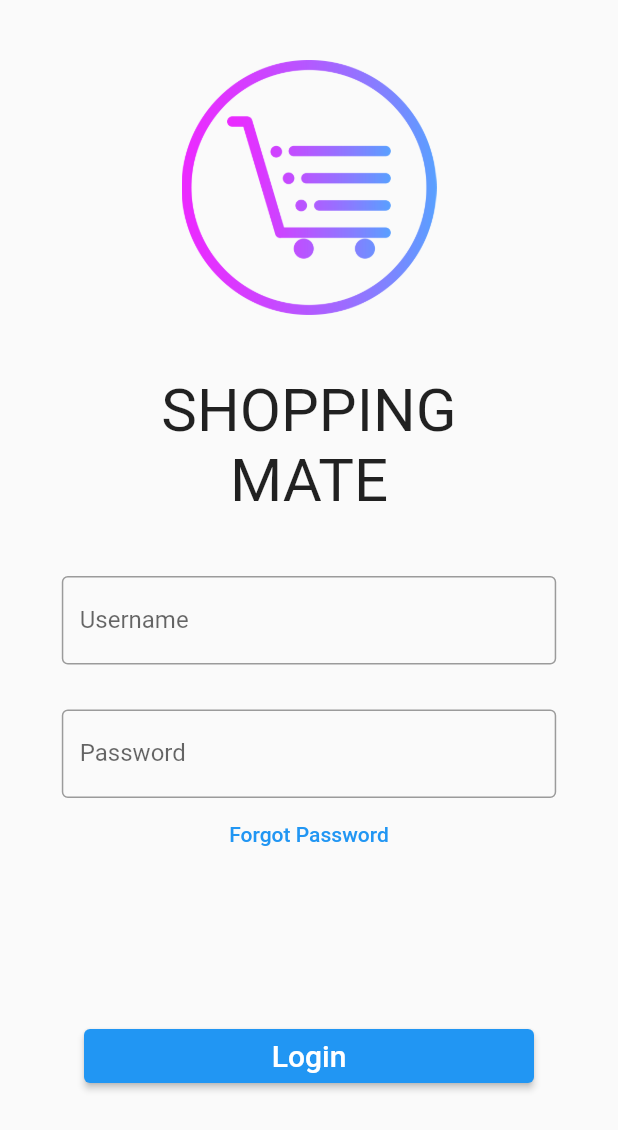
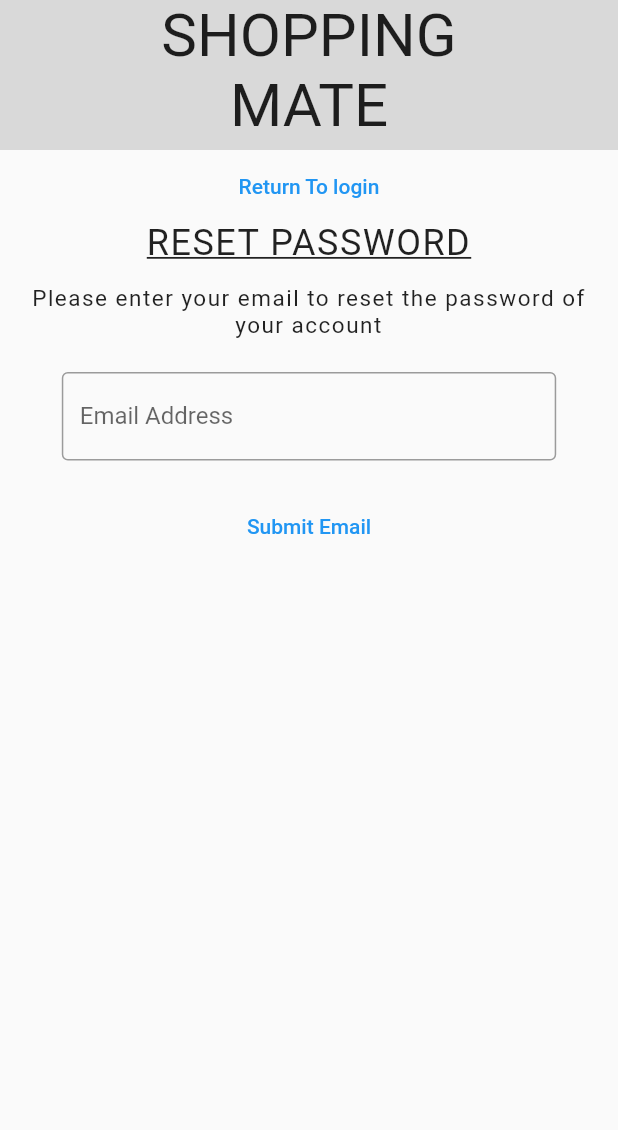
Before and after one commit to N0rt00/work_experience, a Flutter app: the screen it shows after launch, after a tap on "Forgot Password", on a phone screen of 412 x 824 dp. Shown: the top 1130 px of the screen. Run offline on Flutter 3.47's test engine with Material 2 defaults, Android fonts, the phone set to English and light mode, and no system bars.

Commit message:
add forgot password functionality

```diff
--- /dev/null
+++ b/lib/forgot_password.dart
@@ -0,0 +1,190 @@
+import 'package:flutter/material.dart';
+
+class ForgotPassword extends StatefulWidget {
+  const ForgotPassword({super.key});
+  @override
+  State<ForgotPassword> createState() => _ForgotPasswordState();
+}
+
+class _ForgotPasswordState extends State<ForgotPassword> {
+  TextEditingController usernameControllerReset = TextEditingController();
+  TextEditingController passwordControllerReset = TextEditingController();
+
+  _changePassword() {
+    String pass = passwordControllerReset.text;
+    Navigator.pop(context, pass);
+  }
+
+  @override
+  Widget build(BuildContext context) {
+    return Scaffold(
+      resizeToAvoidBottomInset: false,
+      body: Center(
+        child: ListView(
+          children: <Widget>[
+            Container(
+              width: double.infinity,
+              height: 100,
+              color: const Color.fromARGB(255, 217, 217, 217),
+              child: const Text(
+                'SHOPPING\nMATE',
+                style: TextStyle(fontSize: 40),
+                textAlign: TextAlign.center,
+              ),
+            ),
+            const Padding(
+              padding: EdgeInsets.only(top: 25),
+              child: Text(
+                'Password Reset',
+                style: TextStyle(
+                    decoration: TextDecoration.underline, fontSize: 24),
+                textAlign: TextAlign.center,
+              ),
+            ),
+            Padding(
+              padding: const EdgeInsets.only(top: 50),
+              child: FractionallySizedBox(
+                widthFactor: 0.8,
+                child: TextField(
+                  controller: usernameControllerReset..text = 'User',
+                  decoration: const InputDecoration(
+                      labelText: 'username', border: OutlineInputBorder()),
+                  enabled: false,
+                ),
+              ),
+            ),
+            FractionallySizedBox(
+              widthFactor: 0.8,
+              child: TextField(
+                  controller: passwordControllerReset,
+                  obscureText: true,
+                  decoration: const InputDecoration(
+                      labelText: 'New Password',
+                      hintText: 'Enter your new password,',
+                      border: OutlineInputBorder())),
+            ),
+            TextButton(
+                onPressed: _changePassword,
+                child: const Text('Change Password'))
+          ],
+        ),
+      ),
+    );
+  }
+}
+
+class EmailCheck extends StatefulWidget {
+  const EmailCheck({super.key});
+  @override
+  State<EmailCheck> createState() => _EmailCheckState();
+}
+
+class _EmailCheckState extends State<EmailCheck> {
+  TextEditingController emailController = TextEditingController();
+  TextEditingController codeController = TextEditingController();
+  bool emailVisable = false;
+
+  _returnToLogin() {
+    Navigator.pop(context);
+  }
+
+  _submitEmail() {
+    setState(() {
+      emailVisable = true;
+    });
+  }
+
+  _checkCode(String text) async {
+    if (text == '123456') {
+      final result = await Navigator.push(context,
+          MaterialPageRoute(builder: ((context) => const ForgotPassword())));
+      Navigator.pop(context, result);
+    }
+  }
+
+  @override
+  Widget build(BuildContext context) {
+    return Scaffold(
+      body: Center(
+        child: ListView(
+          children: <Widget>[
+            Container(
+              width: double.infinity,
+              height: 100,
+              color: const Color.fromARGB(255, 217, 217, 217),
+              child: const Text(
+                'SHOPPING\nMATE',
+                style: TextStyle(fontSize: 40),
+                textAlign: TextAlign.center,
+              ),
+            ),
+            TextButton(
+              onPressed: _returnToLogin,
+              child: const Text('Return To login'),
+            ),
+            const Text(
+              'RESET PASSWORD',
+              style: TextStyle(
+                  fontSize: 24,
+                  decoration: TextDecoration.underline,
+                  letterSpacing: 1),
+              textAlign: TextAlign.center,
+            ),
+            const Padding(
+              padding: EdgeInsets.all(14.0),
+              child: Text(
+                'Please enter your email to reset the password of your account',
+                style: TextStyle(fontSize: 15, letterSpacing: 1),
+                textAlign: TextAlign.center,
+              ),
+            ),
+            Padding(
+              padding: const EdgeInsets.only(top: 8, bottom: 20),
+              child: FractionallySizedBox(
+                widthFactor: 0.8,
+                child: TextField(
+                  controller: emailController,
+                  decoration: const InputDecoration(
+                      labelText: 'Email Address',
+                      hintText: 'enter your email',
+                      border: OutlineInputBorder()),
+                ),
+              ),
+            ),
+            TextButton(
+              onPressed: _submitEmail,
+              child: const Text('Submit Email'),
+            ),
+            Visibility(
+              visible: emailVisable,
+              child: Column(
+                children: [
+                  Text(
+                    'Email sent to ${emailController.text} containing your code',
+                    textAlign: TextAlign.center,
+                  ),
+                  Padding(
+                    padding: const EdgeInsets.only(top: 20),
+                    child: FractionallySizedBox(
+                      widthFactor: 0.8,
+                      child: TextField(
+                        controller: codeController,
+                        onChanged: (value) {
+                          _checkCode(value);
+                        },
+                        decoration: const InputDecoration(
+                            labelText: 'Code',
+                            hintText: 'Enter the code from your email',
+                            border: OutlineInputBorder()),
+                      ),
+                    ),
+                  )
+                ],
+              ),
+            )
+          ],
+        ),
+      ),
+    );
+  }
+}
--- a/lib/main.dart
+++ b/lib/main.dart
@@ -1,4 +1,7 @@
+// ignore_for_file: avoid_print
+
 import 'package:flutter/material.dart';
+import 'package:flutter_shopping/forgot_password.dart';
 import 'page2.dart';
 import 'package:provider/provider.dart';
 
@@ -34,22 +37,28 @@ class _MyHomePageState extends State<MyHomePage> {
   TextEditingController usernameController = TextEditingController();
   TextEditingController passwordController = TextEditingController();
   bool wrongPassword = false;
+  String textString = 'a';
+  String password = 'password';
   _login() {
     setState(() {
       if (usernameController.text == 'user' &&
-          passwordController.text == 'password') {
+          passwordController.text == password) {
         usernameController.clear();
         passwordController.clear();
         wrongPassword = false;
         Navigator.push(context,
             MaterialPageRoute(builder: (context) => const SecondPage()));
       } else {
+        textString = 'Wrong username or password please try again';
         wrongPassword = true;
       }
     });
   }
 
-  _forgotPasswd() {}
+  _forgotPasswd() async {
+    password = await Navigator.push(
+        context, MaterialPageRoute(builder: (context) => const EmailCheck()));
+  }
 
   @override
   Widget build(BuildContext context) {
@@ -111,9 +120,10 @@ class _MyHomePageState extends State<MyHomePage> {
             ),
             Visibility(
               visible: wrongPassword,
-              child: const Text(
-                'Wrong username or password please try again',
-                style: TextStyle(color: Colors.red, fontSize: 15),
+              child: Text(
+                textString,
+                style: const TextStyle(color: Colors.red, fontSize: 15),
+                textAlign: TextAlign.center,
               ),
             ),
             const SizedBox(
```
